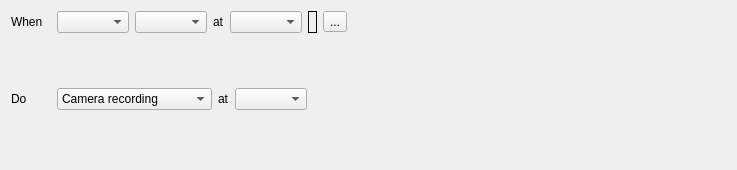
This is client/src/ui/widgets/business/business_rule_widget.ui in networkoptix/nx_open as Qt 5 draws it before an edit. The edited form follows.
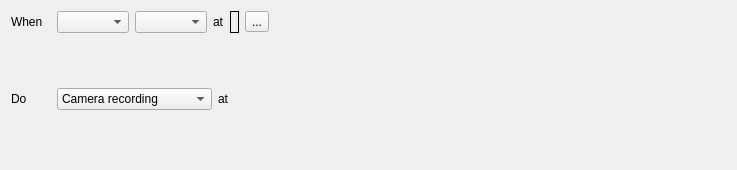
This is the edited form.

Commit message:
Business rules dialog support multicamera select
<==== Mercurial data ====>
Branch: master

Patch:
```diff
--- a/client/src/ui/widgets/business/business_rule_widget.ui
+++ b/client/src/ui/widgets/business/business_rule_widget.ui
@@ -59,13 +59,6 @@
        </property>
       </widget>
      </item>
-     <item>
-      <widget class="QComboBox" name="eventResourceComboBox">
-       <property name="sizeAdjustPolicy">
-        <enum>QComboBox::AdjustToContents</enum>
-       </property>
-      </widget>
-     </item>
      <item>
       <widget class="QLabel" name="eventResourcePlaceholder">
        <property name="acceptDrops">
@@ -165,13 +158,6 @@
        </property>
       </widget>
      </item>
-     <item>
-      <widget class="QComboBox" name="actionResourceComboBox">
-       <property name="sizeAdjustPolicy">
-        <enum>QComboBox::AdjustToContents</enum>
-       </property>
-      </widget>
-     </item>
      <item>
       <spacer name="actionSpacer">
        <property name="orientation">
```
The commit also changes 13 other files.
